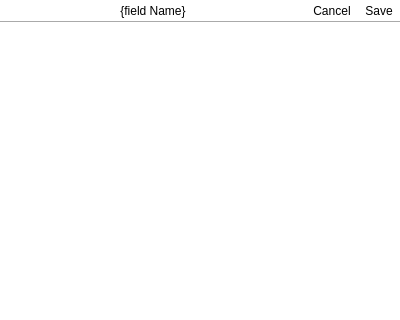
This is src/roam/ui/ui_list.ui in roam-qgis/Roam as Qt 5 draws it before an edit; both pictures show x 0 to 400 and y 0 to 320 of the 400 by 693 pixel window. The edited form follows.
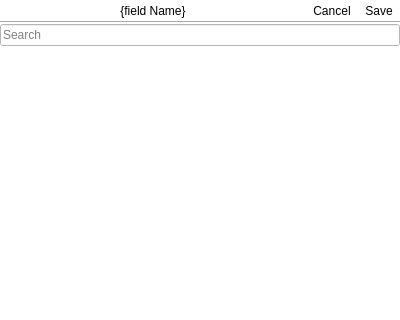
This is the edited form. Icons and pictures are not drawn. Custom widgets are drawn as their Qt base class.

Commit message: Fix #163 - Add list searching

```diff
--- a/src/roam/ui/ui_list.ui
+++ b/src/roam/ui/ui_list.ui
@@ -138,6 +138,13 @@
         </property>
        </widget>
       </item>
+      <item>
+       <widget class="QgsFilterLineEdit" name="search">
+        <property name="placeholderText">
+         <string>Search</string>
+        </property>
+       </widget>
+      </item>
       <item>
        <widget class="QListView" name="listView">
         <property name="styleSheet">
@@ -166,6 +173,13 @@
    </item>
   </layout>
  </widget>
+ <customwidgets>
+  <customwidget>
+   <class>QgsFilterLineEdit</class>
+   <extends>QLineEdit</extends>
+   <header>qgis.gui</header>
+  </customwidget>
+ </customwidgets>
  <resources>
   <include location="../resources.qrc"/>
  </resources>
```
The commit also changes 5 other files.
